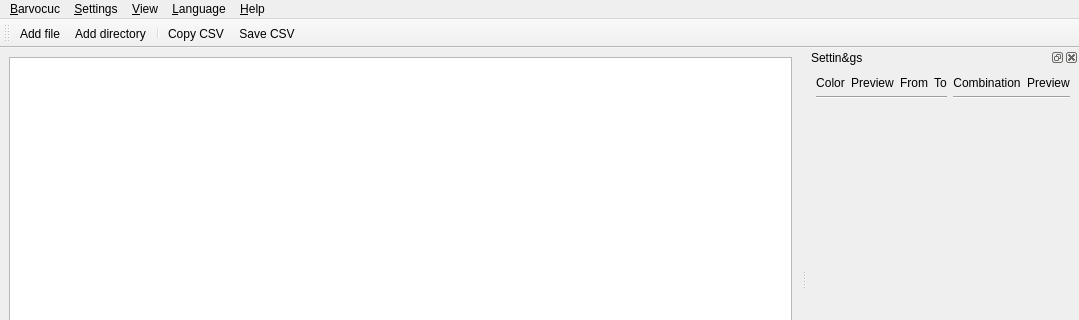
This is barvocuc/ui/mainwindow.ui in encukou/barvocuc as Qt 5 draws it before an edit; both pictures show x 0 to 1079 and y 0 to 320 of the 1079 by 766 pixel window. The edited form follows.
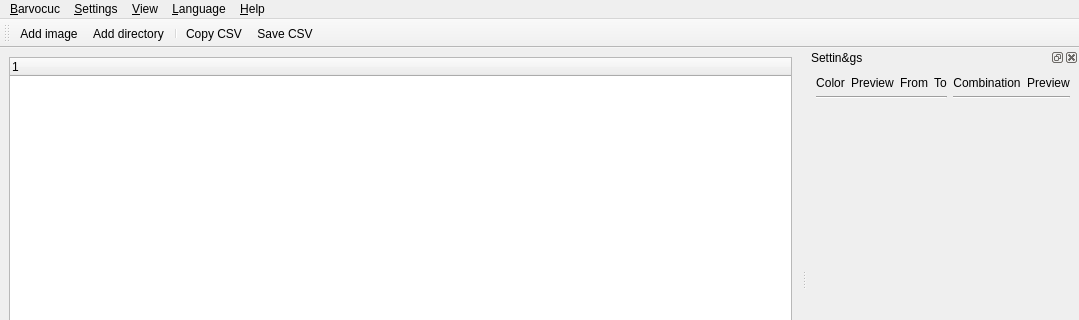
This is the edited form. Custom widgets are drawn as their Qt base class.

Commit message: Allow adding images (and directories)

```diff
--- a/barvocuc/ui/mainwindow.ui
+++ b/barvocuc/ui/mainwindow.ui
@@ -22,7 +22,22 @@
   <widget class="QWidget" name="centralwidget">
    <layout class="QHBoxLayout" name="horizontalLayout">
     <item>
-     <widget class="QTableWidget" name="tblFiles"/>
+     <widget class="QTreeWidget" name="file_list">
+      <property name="rootIsDecorated">
+       <bool>false</bool>
+      </property>
+      <property name="allColumnsShowFocus">
+       <bool>true</bool>
+      </property>
+      <attribute name="headerDefaultSectionSize">
+       <number>50</number>
+      </attribute>
+      <column>
+       <property name="text">
+        <string notr="true">1</string>
+       </property>
+      </column>
+     </widget>
     </item>
    </layout>
   </widget>
@@ -287,7 +302,7 @@
   </widget>
   <action name="actionOpenFile">
    <property name="text">
-    <string>&amp;Add file...</string>
+    <string>&amp;Add image...</string>
    </property>
    <property name="shortcut">
     <string>Ctrl+O</string>
```
Left out of the diff: 7 changed lines with no effect on the pictures. The commit also changes 3 other files.
